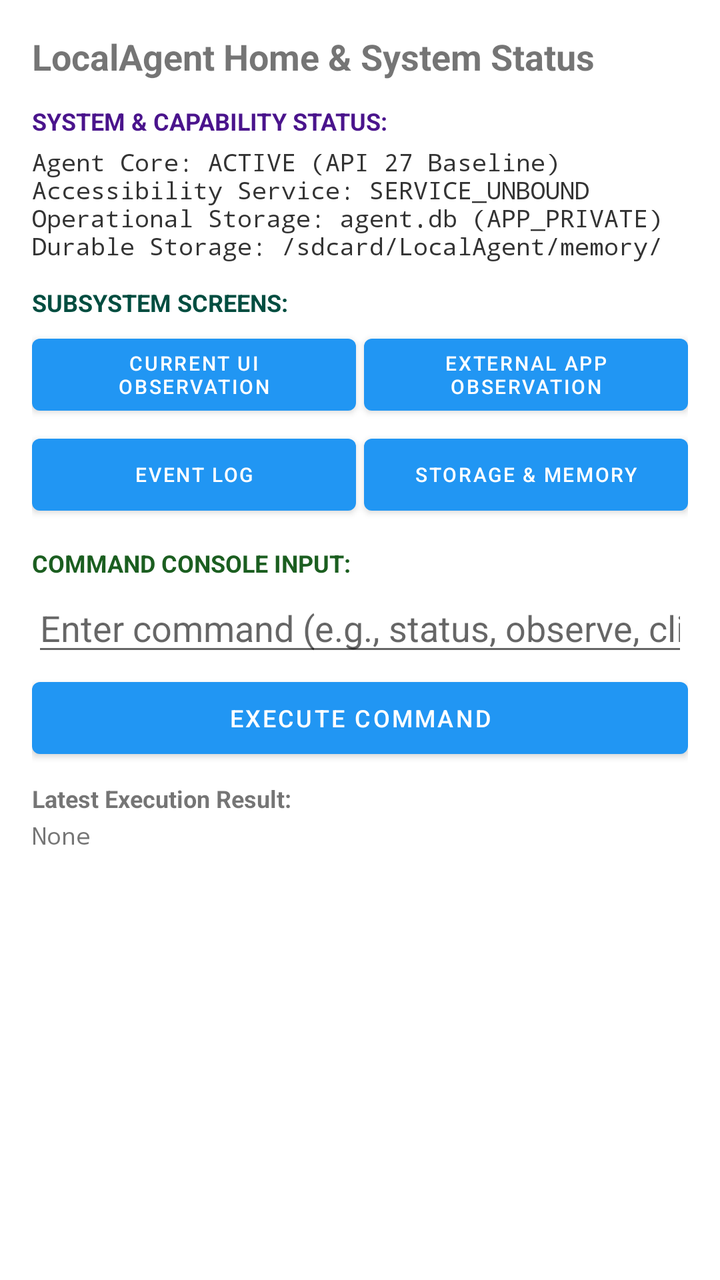
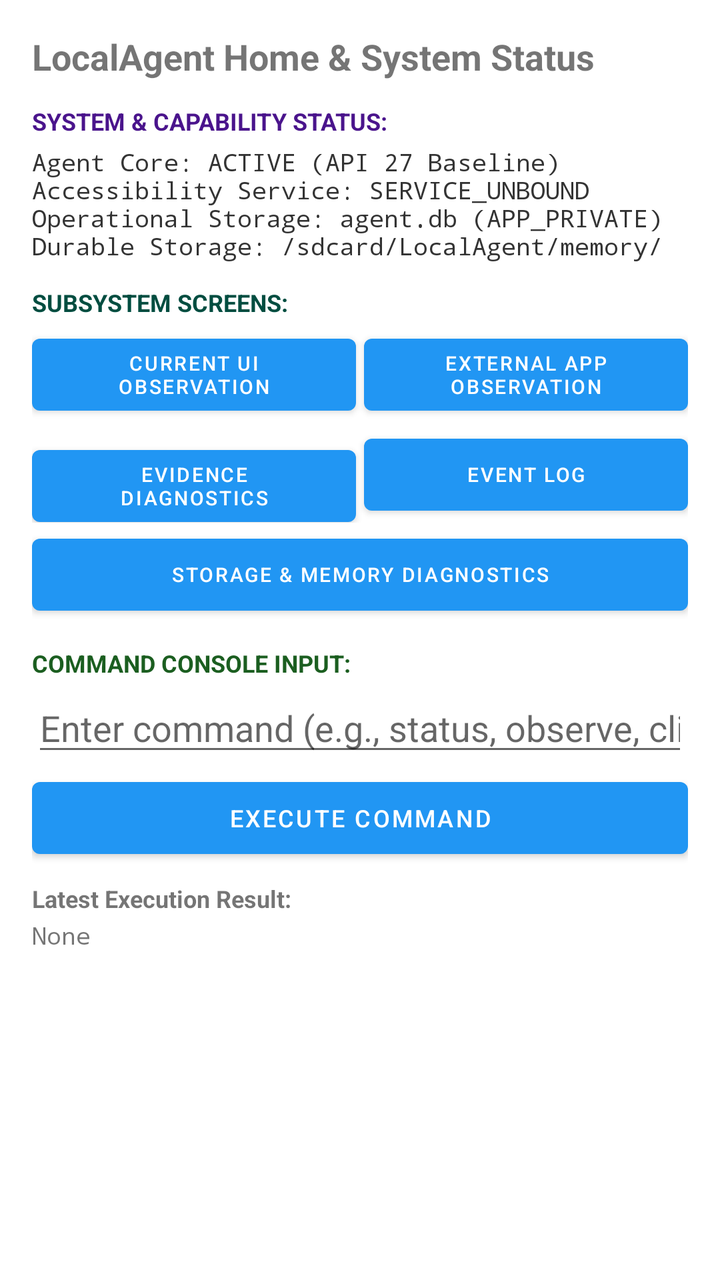

An Android layout rendered at two revisions. The XML below is the earlier revision; the diff shows what the commit changed to produce the second picture.
<!-- AndroidManifest.xml: application theme Theme.LocalAgent -->
<!-- res/layout/activity_main.xml -->
<?xml version="1.0" encoding="utf-8"?>
<LinearLayout xmlns:android="http://schemas.android.com/apk/res/android"
    android:layout_width="match_parent"
    android:layout_height="match_parent"
    android:orientation="vertical"
    android:padding="16dp">

    <TextView
        android:id="@+id/tvTitle"
        android:layout_width="match_parent"
        android:layout_height="wrap_content"
        android:text="LocalAgent Home &amp; System Status"
        android:textSize="18sp"
        android:textStyle="bold" />

    <TextView
        android:id="@+id/tvAgentStatusHeader"
        android:layout_width="match_parent"
        android:layout_height="wrap_content"
        android:layout_marginTop="12dp"
        android:text="SYSTEM &amp; CAPABILITY STATUS:"
        android:textSize="12sp"
        android:textStyle="bold"
        android:textColor="#4A148C" />

    <TextView
        android:id="@+id/tvSystemStatusSummary"
        android:layout_width="match_parent"
        android:layout_height="wrap_content"
        android:layout_marginTop="4dp"
        android:text="Agent Core: ACTIVE (API 27 Baseline)\nAccessibility Service: SERVICE_UNBOUND\nOperational Storage: agent.db (APP_PRIVATE)\nDurable Storage: /sdcard/LocalAgent/memory/"
        android:textSize="12sp"
        android:fontFamily="monospace"
        android:textColor="#333333" />

    <TextView
        android:id="@+id/tvNavigationHeader"
        android:layout_width="match_parent"
        android:layout_height="wrap_content"
        android:layout_marginTop="12dp"
        android:text="SUBSYSTEM SCREENS:"
        android:textSize="12sp"
        android:textStyle="bold"
        android:textColor="#004D40" />

    <LinearLayout
        android:layout_width="match_parent"
        android:layout_height="wrap_content"
        android:layout_marginTop="4dp"
        android:orientation="horizontal">

        <Button
            android:id="@+id/btnOpenCurrentObservationScreen"
            android:layout_width="0dp"
            android:layout_height="wrap_content"
            android:layout_weight="1"
            android:text="Current UI Observation"
            android:textSize="10sp" />

        <Button
            android:id="@+id/btnOpenExternalObservationScreen"
            android:layout_width="0dp"
            android:layout_height="wrap_content"
            android:layout_weight="1"
            android:layout_marginStart="4dp"
            android:text="External App Observation"
            android:textSize="10sp" />
    </LinearLayout>

    <LinearLayout
        android:layout_width="match_parent"
        android:layout_height="wrap_content"
        android:layout_marginTop="2dp"
        android:orientation="horizontal">

        <Button
            android:id="@+id/btnOpenEventLogScreen"
            android:layout_width="0dp"
            android:layout_height="wrap_content"
            android:layout_weight="1"
            android:text="Event Log"
            android:textSize="10sp" />

        <Button
            android:id="@+id/btnOpenStorageDiagnosticsScreen"
            android:layout_width="0dp"
            android:layout_height="wrap_content"
            android:layout_weight="1"
            android:layout_marginStart="4dp"
            android:text="Storage &amp; Memory"
            android:textSize="10sp" />
    </LinearLayout>

    <TextView
        android:id="@+id/tvCommandHeader"
        android:layout_width="match_parent"
        android:layout_height="wrap_content"
        android:layout_marginTop="12dp"
        android:text="COMMAND CONSOLE INPUT:"
        android:textSize="12sp"
        android:textStyle="bold"
        android:textColor="#1B5E20" />

    <EditText
        android:id="@+id/etCommandInput"
        android:layout_width="match_parent"
        android:layout_height="wrap_content"
        android:layout_marginTop="2dp"
        android:hint="Enter command (e.g., status, observe, click 7)"
        android:inputType="text" />

    <Button
        android:id="@+id/btnExecute"
        android:layout_width="match_parent"
        android:layout_height="wrap_content"
        android:layout_marginTop="2dp"
        android:text="Execute Command"
        android:textSize="12sp" />

    <TextView
        android:id="@+id/tvLatestResultHeader"
        android:layout_width="match_parent"
        android:layout_height="wrap_content"
        android:layout_marginTop="8dp"
        android:text="Latest Execution Result:"
        android:textStyle="bold"
        android:textSize="12sp" />

    <TextView
        android:id="@+id/tvLatestResult"
        android:layout_width="match_parent"
        android:layout_height="wrap_content"
        android:layout_marginTop="2dp"
        android:text="None"
        android:textSize="12sp"
        android:fontFamily="monospace" />

</LinearLayout>
<!-- resources referenced by this layout -->
<resources>
  <style name="Theme.LocalAgent" parent="Theme.MaterialComponents.DayNight.DarkActionBar">
          <item name="colorPrimary">#2196F3</item>
          <item name="colorPrimaryVariant">#1976D2</item>
          <item name="colorOnPrimary">#FFFFFF</item>
          <item name="colorSecondary">#03DAC6</item>
          <item name="colorSecondaryVariant">#018786</item>
          <item name="colorOnSecondary">#000000</item>
      </style>
</resources>

<!-- the commit's change to res/layout/activity_main.xml (unified diff, before → after) -->
@@ -74,22 +74,30 @@
         android:orientation="horizontal">
 
         <Button
+            android:id="@+id/btnOpenEvidenceScreen"
+            android:layout_width="0dp"
+            android:layout_height="wrap_content"
+            android:layout_weight="1"
+            android:text="Evidence Diagnostics"
+            android:textSize="10sp" />
+
+        <Button
             android:id="@+id/btnOpenEventLogScreen"
             android:layout_width="0dp"
             android:layout_height="wrap_content"
             android:layout_weight="1"
+            android:layout_marginStart="4dp"
             android:text="Event Log"
             android:textSize="10sp" />
+    </LinearLayout>
 
-        <Button
-            android:id="@+id/btnOpenStorageDiagnosticsScreen"
-            android:layout_width="0dp"
-            android:layout_height="wrap_content"
-            android:layout_weight="1"
-            android:layout_marginStart="4dp"
-            android:text="Storage &amp; Memory"
-            android:textSize="10sp" />
-    </LinearLayout>
+    <Button
+        android:id="@+id/btnOpenStorageDiagnosticsScreen"
+        android:layout_width="match_parent"
+        android:layout_height="wrap_content"
+        android:layout_marginTop="2dp"
+        android:text="Storage &amp; Memory Diagnostics"
+        android:textSize="10sp" />
 
     <TextView
         android:id="@+id/tvCommandHeader"
